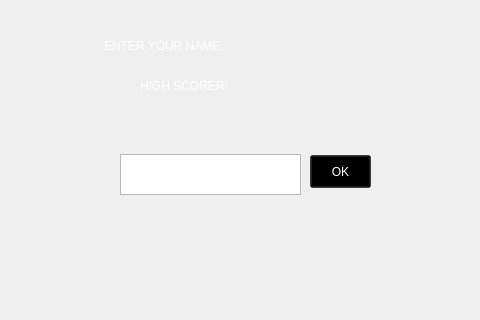
First picture: the form in src/gameover.ui, repository angelortizv/pacman, before the edit; both pictures show x 160 to 640 and y 125 to 445 of the 800 by 600 pixel window.
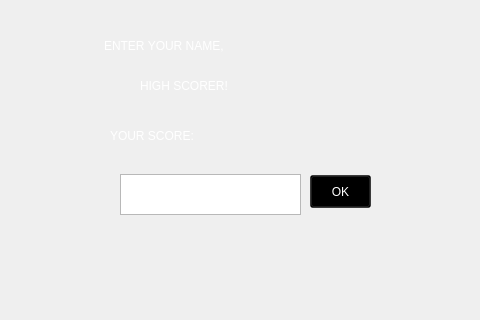
Second picture: the form after the edit. Icons and pictures are not drawn.

Commit message: [UPDATE] Actual Score was added to game window

Patch:
```diff
--- a/src/gameover.ui
+++ b/src/gameover.ui
@@ -85,7 +85,7 @@
    <property name="geometry">
     <rect>
      <x>280</x>
-     <y>279</y>
+     <y>299</y>
      <width>181</width>
      <height>41</height>
     </rect>
@@ -95,7 +95,7 @@
    <property name="geometry">
     <rect>
      <x>470</x>
-     <y>280</y>
+     <y>300</y>
      <width>61</width>
      <height>33</height>
     </rect>
@@ -138,6 +138,38 @@
     <string/>
    </property>
   </widget>
+  <widget class="QLabel" name="yourscore_label">
+   <property name="geometry">
+    <rect>
+     <x>270</x>
+     <y>230</y>
+     <width>131</width>
+     <height>61</height>
+    </rect>
+   </property>
+   <property name="styleSheet">
+    <string notr="true">color: rgb(255, 255, 255);</string>
+   </property>
+   <property name="text">
+    <string>YOUR SCORE:</string>
+   </property>
+  </widget>
+  <widget class="QLabel" name="editable">
+   <property name="geometry">
+    <rect>
+     <x>400</x>
+     <y>230</y>
+     <width>91</width>
+     <height>61</height>
+    </rect>
+   </property>
+   <property name="styleSheet">
+    <string notr="true">color: rgb(255, 255, 255);</string>
+   </property>
+   <property name="text">
+    <string/>
+   </property>
+  </widget>
  </widget>
  <resources>
   <include location="../imgresources.qrc"/>
```
The commit also changes 6 other files.
